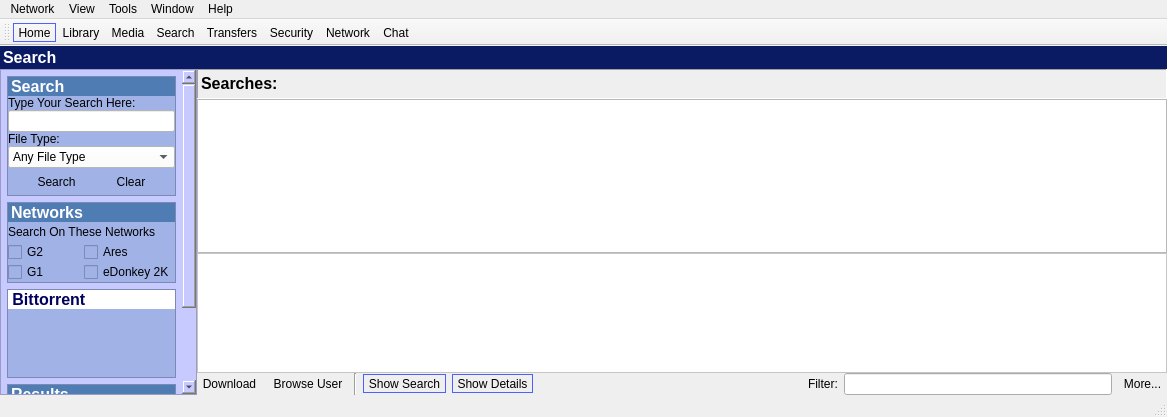
Qt form mainwindow.ui (quazaa-development-team/Panthera-Project) before a commit.
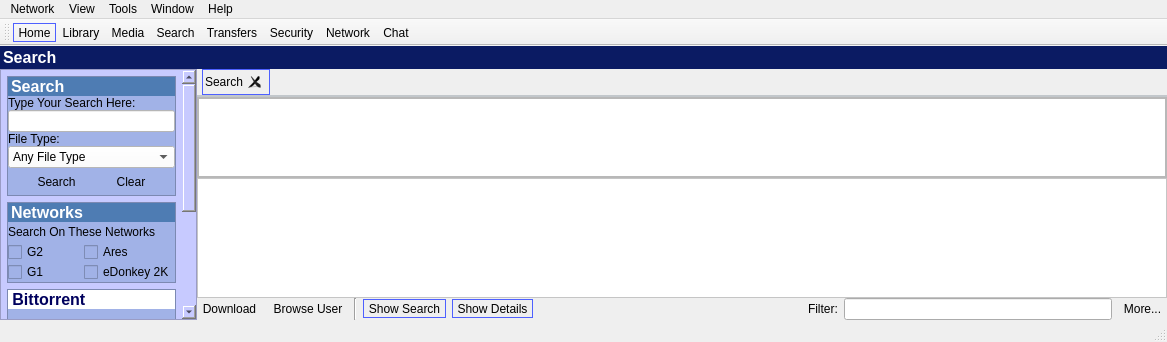
The same form after that commit. The open tabs and pages were chosen to show the change. Icons and pictures are not drawn.

```diff
--- a/mainwindow.ui
+++ b/mainwindow.ui
@@ -7,8 +7,8 @@
    <rect>
     <x>0</x>
     <y>0</y>
-    <width>875</width>
-    <height>417</height>
+    <width>794</width>
+    <height>342</height>
    </rect>
   </property>
   <property name="sizePolicy">
@@ -3141,80 +3141,7 @@
              </layout>
             </widget>
            </item>
-           <item row="1" column="1">
-            <widget class="QFrame" name="frameSearches">
-             <property name="minimumSize">
-              <size>
-               <width>0</width>
-               <height>30</height>
-              </size>
-             </property>
-             <property name="frameShape">
-              <enum>QFrame::Panel</enum>
-             </property>
-             <property name="frameShadow">
-              <enum>QFrame::Sunken</enum>
-             </property>
-             <layout class="QGridLayout" name="gridLayout_68">
-              <property name="horizontalSpacing">
-               <number>3</number>
-              </property>
-              <property name="verticalSpacing">
-               <number>0</number>
-              </property>
-              <property name="margin">
-               <number>0</number>
-              </property>
-              <item row="0" column="0">
-               <widget class="QLabel" name="labelSearches">
-                <property name="text">
-                 <string>&lt;!DOCTYPE HTML PUBLIC &quot;-//W3C//DTD HTML 4.0//EN&quot; &quot;http://www.w3.org/TR/REC-html40/strict.dtd&quot;&gt;
-&lt;html&gt;&lt;head&gt;&lt;meta name=&quot;qrichtext&quot; content=&quot;1&quot; /&gt;&lt;style type=&quot;text/css&quot;&gt;
-p, li { white-space: pre-wrap; }
-&lt;/style&gt;&lt;/head&gt;&lt;body style=&quot; font-family:'MS Shell Dlg 2'; font-size:8.25pt; font-weight:400; font-style:normal;&quot;&gt;
-&lt;p style=&quot; margin-top:0px; margin-bottom:0px; margin-left:0px; margin-right:0px; -qt-block-indent:0; text-indent:0px;&quot;&gt;&lt;img src=&quot;:/Icons/FileType/Resource/24x24 File Type/search-32.png&quot; /&gt; &lt;span style=&quot; font-size:12pt; font-weight:600;&quot;&gt;Searches:&lt;/span&gt;&lt;/p&gt;&lt;/body&gt;&lt;/html&gt;</string>
-                </property>
-               </widget>
-              </item>
-             </layout>
-            </widget>
-           </item>
-           <item row="2" column="1">
-            <widget class="QTableWidget" name="tableWidget"/>
-           </item>
-           <item row="3" column="1">
-            <widget class="QScrollArea" name="scrollAreaSearchDetails">
-             <property name="sizePolicy">
-              <sizepolicy hsizetype="Expanding" vsizetype="Preferred">
-               <horstretch>0</horstretch>
-               <verstretch>0</verstretch>
-              </sizepolicy>
-             </property>
-             <property name="minimumSize">
-              <size>
-               <width>0</width>
-               <height>120</height>
-              </size>
-             </property>
-             <property name="styleSheet">
-              <string notr="true">background-color: rgb(255, 255, 255);</string>
-             </property>
-             <property name="widgetResizable">
-              <bool>true</bool>
-             </property>
-             <widget class="QWidget" name="scrollAreaWidgetContents">
-              <property name="geometry">
-               <rect>
-                <x>0</x>
-                <y>0</y>
-                <width>48</width>
-                <height>118</height>
-               </rect>
-              </property>
-             </widget>
-            </widget>
-           </item>
-           <item row="4" column="1">
+           <item row="2" column="1" colspan="2">
             <layout class="QGridLayout" name="gridLayoutBottomToolbar">
              <item row="0" column="0">
               <widget class="QToolButton" name="toolButtonSearchDownload">
@@ -3356,7 +3283,7 @@
              </item>
             </layout>
            </item>
-           <item row="1" column="0" rowspan="4">
+           <item row="1" column="0" rowspan="2">
             <widget class="QScrollArea" name="scrollAreaSearchConfig">
              <property name="minimumSize">
               <size>
@@ -3380,7 +3307,7 @@
               <property name="geometry">
                <rect>
                 <x>0</x>
-                <y>0</y>
+                <y>-120</y>
                 <width>178</width>
                 <height>448</height>
                </rect>
@@ -4194,8 +4121,8 @@
                          <rect>
                           <x>0</x>
                           <y>0</y>
-                          <width>83</width>
-                          <height>16</height>
+                          <width>162</width>
+                          <height>60</height>
                          </rect>
                         </property>
                        </widget>
@@ -4762,6 +4689,123 @@
              </widget>
             </widget>
            </item>
+           <item row="1" column="1">
+            <widget class="QTabWidget" name="pagesSearches">
+             <property name="styleSheet">
+              <string notr="true">QTabWidget::pane { /* The tab widget frame */
+     border-top: 2px solid #C2C7CB;
+ }
+
+ QTabWidget::tab-bar {
+     left: 5px; /* move to the right by 5px */
+ }
+
+ /* Style the tab using the tab sub-control. Note that
+     it reads QTabBar _not_ QTabWidget */
+ QTabBar::tab {
+     background:transparent;
+     border: 2px solid transparent;
+     min-width: 8ex;
+     padding: 2px;
+ }
+
+ QTabBar::tab:selected, QTabBar::tab:hover {
+     border: 1px solid rgb(78, 96, 255);
+     background-color: qlineargradient(x1: 0, y1: 0, x2: 0, y2: 1,
+                                       stop: 0 #dadbde, stop: 1 #f6f7fa);
+ }
+
+ QTabBar::tab:selected {
+     border: 1px solid rgb(78, 96, 255);
+     background-color: qlineargradient(x1: 0, y1: 0, x2: 0, y2: 1,
+                                       stop: 0 #dadbde, stop: 1 #f6f7fa);
+ }</string>
+             </property>
+             <property name="currentIndex">
+              <number>0</number>
+             </property>
+             <property name="tabsClosable">
+              <bool>true</bool>
+             </property>
+             <widget class="QWidget" name="tabSearch">
+              <attribute name="icon">
+               <iconset>
+                <normaloff>:/Icons/Resource/search-32.png</normaloff>:/Icons/Resource/search-32.png</iconset>
+              </attribute>
+              <attribute name="title">
+               <string>Search</string>
+              </attribute>
+              <layout class="QGridLayout" name="gridLayout_89">
+               <property name="margin">
+                <number>0</number>
+               </property>
+               <property name="spacing">
+                <number>0</number>
+               </property>
+               <item row="0" column="0">
+                <widget class="QScrollArea" name="scrollAreaSearchDetails">
+                 <property name="widgetResizable">
+                  <bool>true</bool>
+                 </property>
+                 <widget class="QWidget" name="scrollAreaWidgetContents_5">
+                  <property name="geometry">
+                   <rect>
+                    <x>0</x>
+                    <y>0</y>
+                    <width>595</width>
+                    <height>78</height>
+                   </rect>
+                  </property>
+                  <layout class="QGridLayout" name="gridLayout_68">
+                   <property name="margin">
+                    <number>0</number>
+                   </property>
+                   <property name="spacing">
+                    <number>0</number>
+                   </property>
+                   <item row="0" column="0">
+                    <widget class="QTableWidget" name="tableWidgetSearchDetails"/>
+                   </item>
+                  </layout>
+                 </widget>
+                </widget>
+               </item>
+               <item row="1" column="0">
+                <widget class="QScrollArea" name="scrollAreaSearchItemDetails">
+                 <property name="sizePolicy">
+                  <sizepolicy hsizetype="Expanding" vsizetype="Preferred">
+                   <horstretch>0</horstretch>
+                   <verstretch>0</verstretch>
+                  </sizepolicy>
+                 </property>
+                 <property name="minimumSize">
+                  <size>
+                   <width>0</width>
+                   <height>120</height>
+                  </size>
+                 </property>
+                 <property name="styleSheet">
+                  <string notr="true">background-color: rgb(255, 255, 255);</string>
+                 </property>
+                 <property name="widgetResizable">
+                  <bool>true</bool>
+                 </property>
+                 <widget class="QWidget" name="scrollAreaWidgetContents">
+                  <property name="geometry">
+                   <rect>
+                    <x>0</x>
+                    <y>0</y>
+                    <width>595</width>
+                    <height>118</height>
+                   </rect>
+                  </property>
+                 </widget>
+                </widget>
+               </item>
+              </layout>
+             </widget>
+            </widget>
+           </item>
           </layout>
          </widget>
         </item>
```
Left out of the diff: 859 changed lines with no effect on the pictures.
